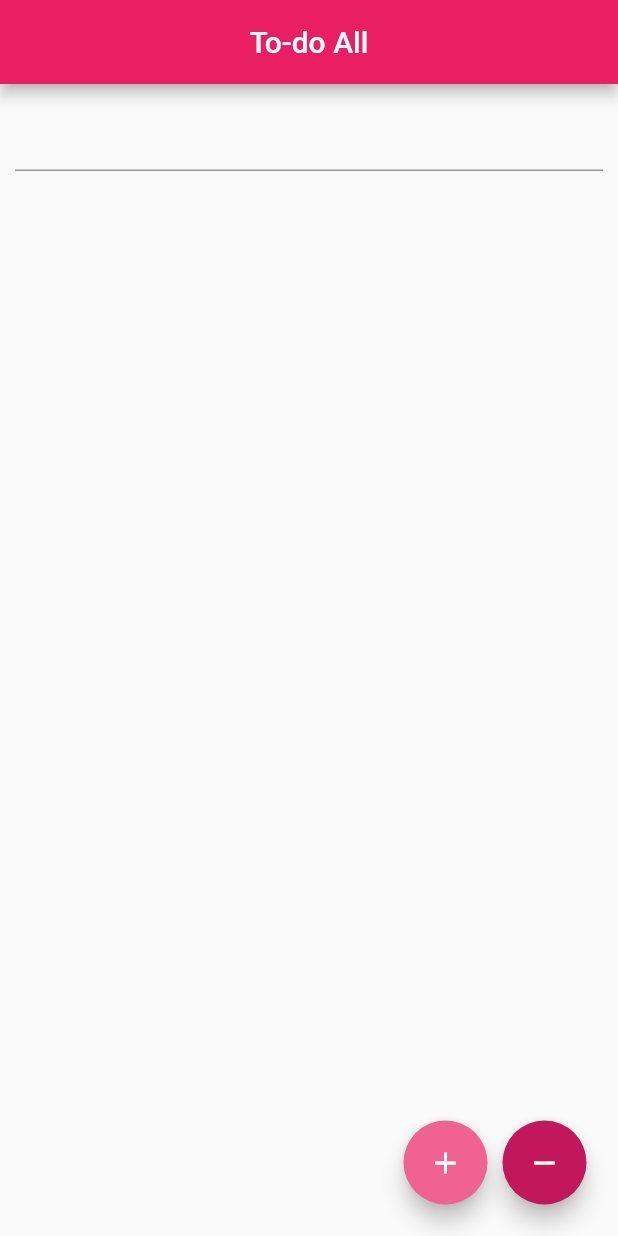
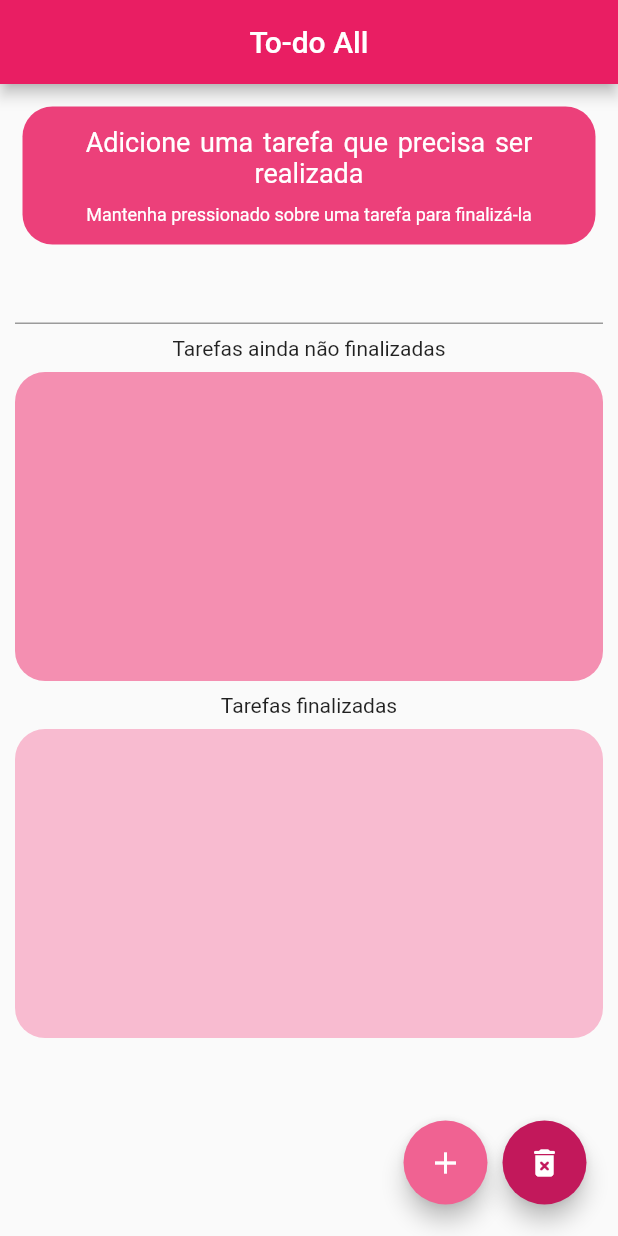
Before and after one commit to pirgus/flutter-studies, a Flutter app: the screen it shows after launch, on a phone screen of 412 x 824 dp. Run offline on Flutter 3.47's test engine with Material 2 defaults, Android fonts, the phone set to English and light mode, and no system bars.

Commit message:
Personalização da aplicação de tarefas

```diff
--- a/todolist_app/lib/pages/todo_page.dart
+++ b/todolist_app/lib/pages/todo_page.dart
@@ -11,7 +11,8 @@ class ToDoPage extends StatefulWidget {
 
 class _ToDoPageState extends State<ToDoPage> {
   TextEditingController _textEditingController = TextEditingController();
-  List<String> tarefas = [];
+  List<String> tarefas = [], tarefas_finalizadas = [];
+  Color _tileColor = Colors.transparent;
 
   @override
   Widget build(BuildContext context) {
@@ -23,22 +24,90 @@ class _ToDoPageState extends State<ToDoPage> {
         padding: EdgeInsets.all(10),
         child: Column(
           children: [
+            Container(
+              margin: EdgeInsets.all(5.0),
+              padding: EdgeInsets.all(8.0),
+              decoration: BoxDecoration(
+                  color: Colors.pink[400],
+                  borderRadius: BorderRadius.all(Radius.circular(20))),
+              child: Column(
+                children: [
+                  Padding(
+                    padding: const EdgeInsets.all(5.0),
+                    child: Text(
+                      'Adicione uma tarefa que precisa ser realizada',
+                      textAlign: TextAlign.center,
+                      style: TextStyle(
+                        fontSize: 18,
+                        color: Colors.white,
+                        wordSpacing: 2,
+                      ),
+                    ),
+                  ),
+                  Padding(
+                    padding: const EdgeInsets.all(5.0),
+                    child: Text(
+                      'Mantenha pressionado sobre uma tarefa para finalizá-la',
+                      style: TextStyle(fontSize: 12, color: Colors.white),
+                    ),
+                  ),
+                ],
+              ),
+            ),
             TextField(
               controller: _textEditingController,
             ),
+            Padding(
+              padding: const EdgeInsets.all(8.0),
+              child: Text(
+                'Tarefas ainda não finalizadas',
+              ),
+            ),
             Container(
-              height: 300,
+              decoration: BoxDecoration(
+                color: Colors.pink[200],
+                borderRadius: BorderRadius.all(Radius.circular(20)),
+              ),
+              height: MediaQuery.of(context).size.height * 0.25,
               child: ListView.separated(
-                  separatorBuilder: (context, index) => Divider(),
+                  separatorBuilder: (context, index) => Divider(
+                        color: Colors.black,
+                      ),
                   itemCount: tarefas.length,
                   itemBuilder: ((context, index) {
                     return ListTile(
+                      focusColor: _tileColor,
                       title: Text(tarefas[index]),
                       onLongPress: () {
                         setState(() {
+                          tarefas_finalizadas.add(tarefas[index]);
                           tarefas.removeAt(index);
                         });
                       },
+                    );
+                  })),
+            ),
+            Padding(
+              padding: const EdgeInsets.all(8.0),
+              child: Text(
+                'Tarefas finalizadas',
+              ),
+            ),
+            Container(
+              decoration: BoxDecoration(
+                color: Colors.pink[100],
+                borderRadius: BorderRadius.all(Radius.circular(20)),
+              ),
+              height: MediaQuery.of(context).size.height * 0.25,
+              child: ListView.separated(
+                  separatorBuilder: (context, index) => Divider(
+                        color: Colors.black,
+                      ),
+                  itemCount: tarefas_finalizadas.length,
+                  itemBuilder: ((context, index) {
+                    return ListTile(
+                      focusColor: _tileColor,
+                      title: Text(tarefas_finalizadas[index]),
                     );
                   })),
             ),
@@ -73,11 +142,12 @@ class _ToDoPageState extends State<ToDoPage> {
                 // pelo menos um caractere digitado
                 setState(() {
                   tarefas = [];
+                  tarefas_finalizadas = [];
                 });
                 _textEditingController.clear();
               },
               backgroundColor: Colors.pink[700],
-              child: Icon(Icons.remove),
+              child: Icon(Icons.delete_forever_rounded),
             ),
           ),
         ],
```
